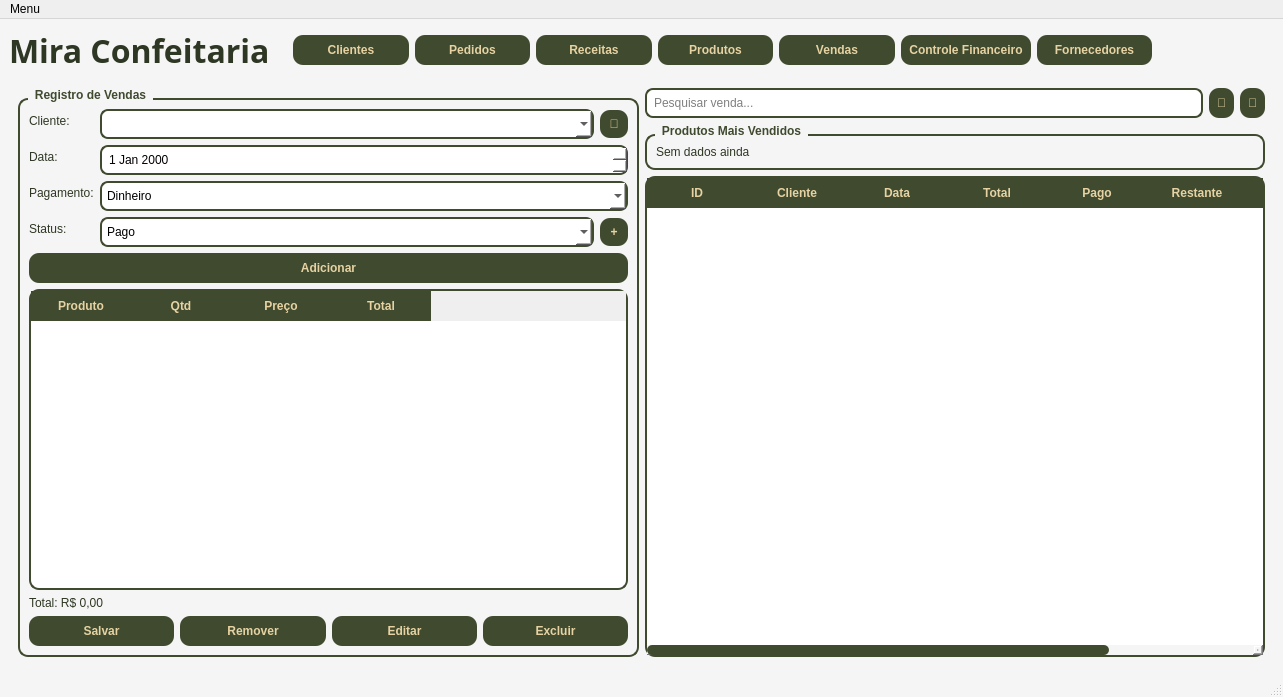
First picture: the form in telas/tela_menu.ui, repository Faeldh/sistema_confeitaria, before the edit.
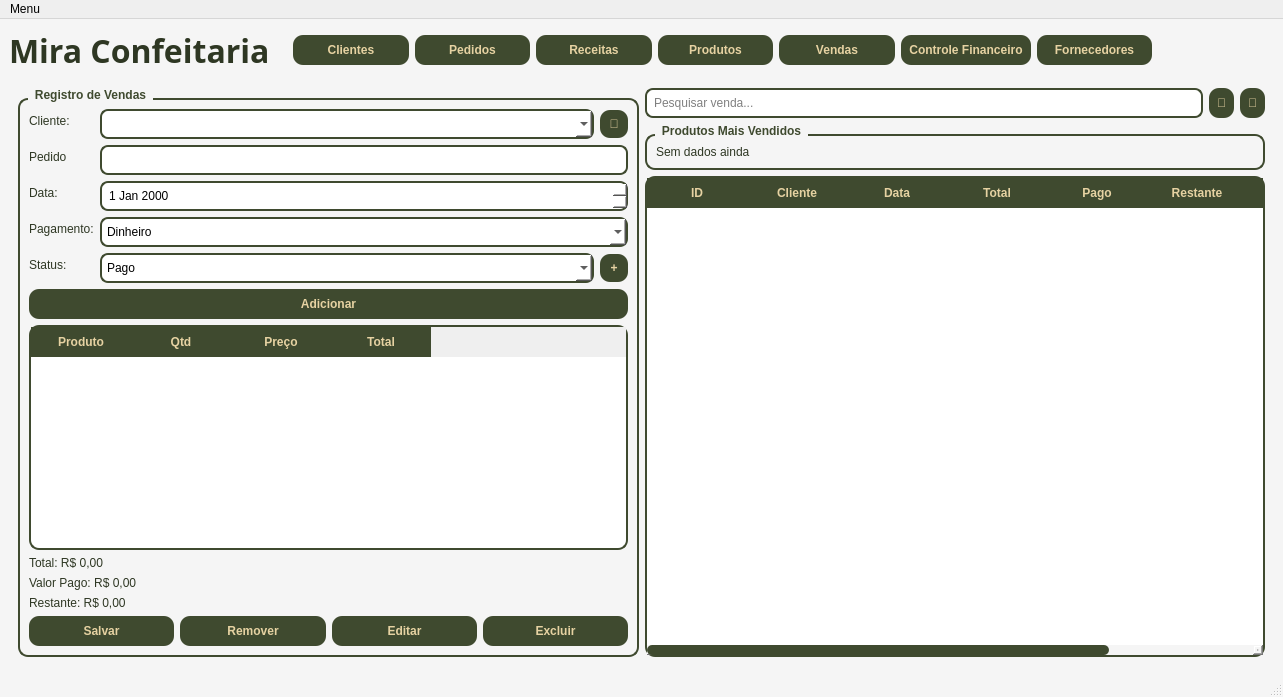
Second picture: the form after the edit. The open tabs and pages were chosen to show the change.

Commit message:
02 - Atualização
vendas

Diff of the .ui file:
```diff
--- a/telas/tela_menu.ui
+++ b/telas/tela_menu.ui
@@ -1286,13 +1286,6 @@
           <layout class="QVBoxLayout">
            <item>
             <layout class="QFormLayout">
-             <item row="0" column="0">
-              <widget class="QLabel" name="label">
-               <property name="text">
-                <string>Cliente:</string>
-               </property>
-              </widget>
-             </item>
              <item row="0" column="1">
               <layout class="QHBoxLayout">
                <item>
@@ -1319,24 +1312,24 @@
                </item>
               </layout>
              </item>
-             <item row="1" column="0">
+             <item row="2" column="0">
               <widget class="QLabel" name="label">
                <property name="text">
                 <string>Data:</string>
                </property>
               </widget>
              </item>
-             <item row="1" column="1">
+             <item row="2" column="1">
               <widget class="QDateEdit" name="dateVenda"/>
              </item>
-             <item row="2" column="0">
+             <item row="3" column="0">
               <widget class="QLabel" name="label">
                <property name="text">
                 <string>Pagamento:</string>
                </property>
               </widget>
              </item>
-             <item row="2" column="1">
+             <item row="3" column="1">
               <widget class="QComboBox" name="comboPagamento">
                <item>
                 <property name="text">
@@ -1355,14 +1348,14 @@
                </item>
               </widget>
              </item>
-             <item row="3" column="0">
+             <item row="4" column="0">
               <widget class="QLabel" name="label">
                <property name="text">
                 <string>Status:</string>
                </property>
               </widget>
              </item>
-             <item row="3" column="1">
+             <item row="4" column="1">
               <layout class="QHBoxLayout">
                <item>
                 <widget class="QComboBox" name="comboStatusVenda">
@@ -1404,6 +1397,23 @@
                </item>
               </layout>
              </item>
+             <item row="1" column="1">
+              <widget class="QLineEdit" name="txt_pedidoVendas"/>
+             </item>
+             <item row="0" column="0">
+              <widget class="QLabel" name="label">
+               <property name="text">
+                <string>Cliente:</string>
+               </property>
+              </widget>
+             </item>
+             <item row="1" column="0">
+              <widget class="QLabel" name="label_5">
+               <property name="text">
+                <string>Pedido</string>
+               </property>
+              </widget>
+             </item>
             </layout>
            </item>
            <item>
@@ -1506,6 +1516,20 @@
              </property>
             </widget>
            </item>
+           <item>
+            <widget class="QLabel" name="lblTotalVenda_2">
+             <property name="text">
+              <string>Valor Pago: R$ 0,00</string>
+             </property>
+            </widget>
+           </item>
+           <item>
+            <widget class="QLabel" name="lblTotalVenda_3">
+             <property name="text">
+              <string>Restante: R$ 0,00</string>
+             </property>
+            </widget>
+           </item>
            <item>
             <layout class="QHBoxLayout">
              <item>
```
Left out of the diff: 9 changed lines with no effect on the pictures.
